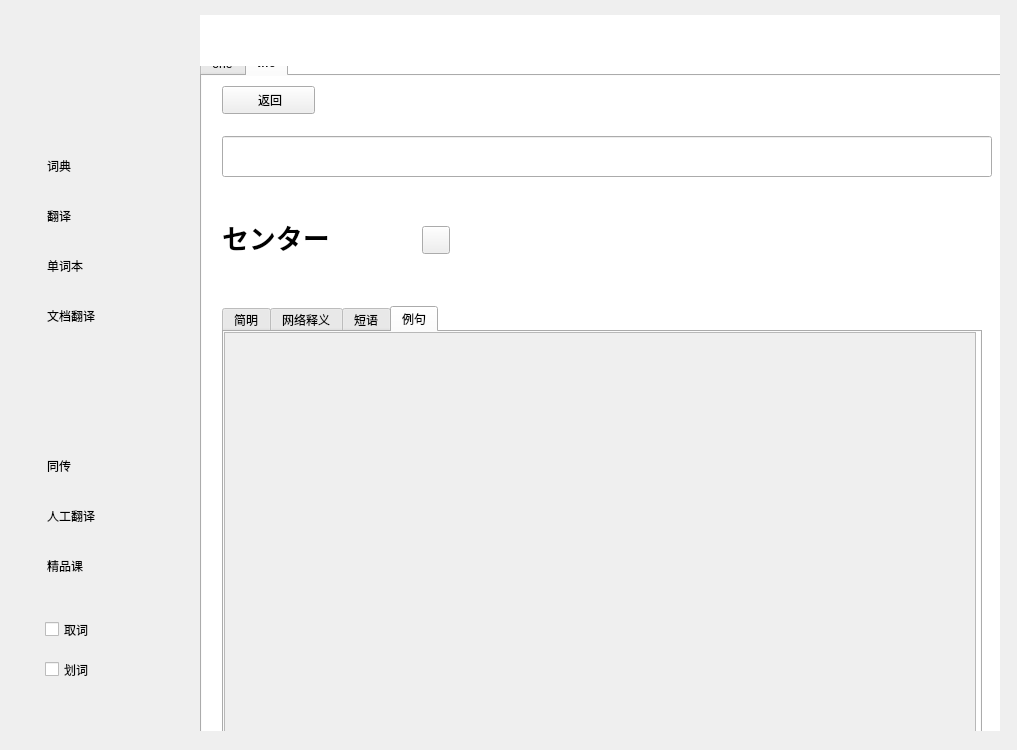
Qt form mainwindow.ui (huangshangi/dict) before a commit.
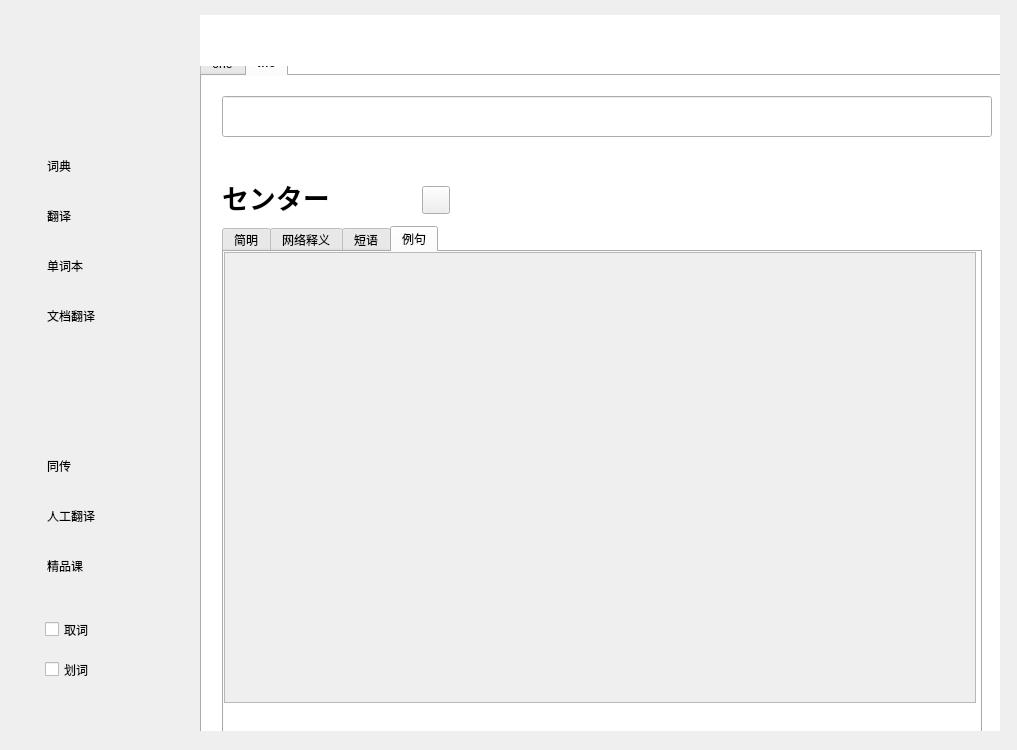
The same form after that commit. The open tabs and pages were chosen to show the change. Icons and pictures are not drawn.

```diff
--- a/mainwindow.ui
+++ b/mainwindow.ui
@@ -351,9 +351,9 @@
         <property name="geometry">
          <rect>
           <x>20</x>
-          <y>230</y>
+          <y>150</y>
           <width>760</width>
-          <height>451</height>
+          <height>531</height>
          </rect>
         </property>
         <property name="currentIndex">
@@ -502,9 +502,15 @@
             <x>0</x>
             <y>0</y>
             <width>752</width>
-            <height>400</height>
+            <height>451</height>
            </rect>
           </property>
+          <property name="verticalScrollBarPolicy">
+           <enum>Qt::ScrollBarAsNeeded</enum>
+          </property>
+          <property name="horizontalScrollBarPolicy">
+           <enum>Qt::ScrollBarAlwaysOff</enum>
+          </property>
           <property name="widgetResizable">
            <bool>true</bool>
           </property>
@@ -514,7 +520,7 @@
              <x>0</x>
              <y>0</y>
              <width>750</width>
-             <height>398</height>
+             <height>449</height>
             </rect>
            </property>
           </widget>
@@ -525,7 +531,7 @@
         <property name="geometry">
          <rect>
           <x>220</x>
-          <y>150</y>
+          <y>110</y>
           <width>28</width>
           <height>28</height>
          </rect>
@@ -573,7 +579,7 @@
         <property name="geometry">
          <rect>
           <x>20</x>
-          <y>130</y>
+          <y>90</y>
           <width>191</width>
           <height>61</height>
          </rect>
@@ -596,25 +602,12 @@
         <property name="geometry">
          <rect>
           <x>20</x>
-          <y>60</y>
+          <y>20</y>
           <width>770</width>
           <height>41</height>
          </rect>
         </property>
        </widget>
-       <widget class="QPushButton" name="dict_button_back">
-        <property name="geometry">
-         <rect>
-          <x>20</x>
-          <y>10</y>
-          <width>93</width>
-          <height>28</height>
-         </rect>
-        </property>
-        <property name="text">
-         <string> 返回</string>
-        </property>
-       </widget>
       </widget>
      </widget>
     </widget>
```
Left out of the diff: 20 changed lines with no effect on the pictures.
